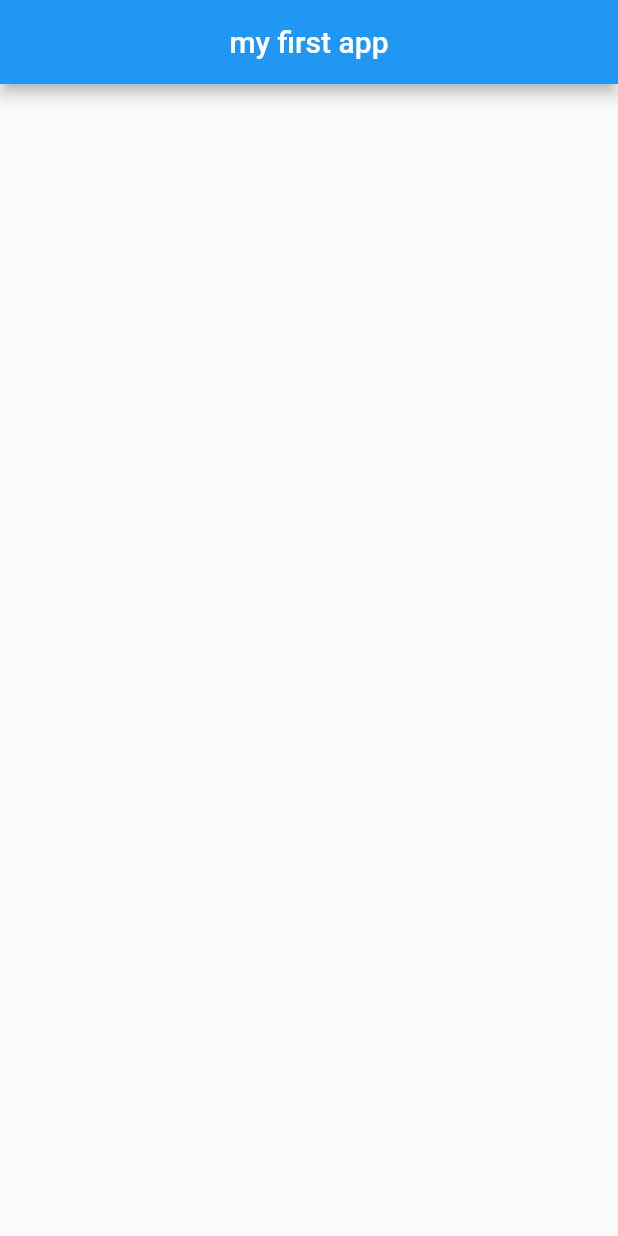
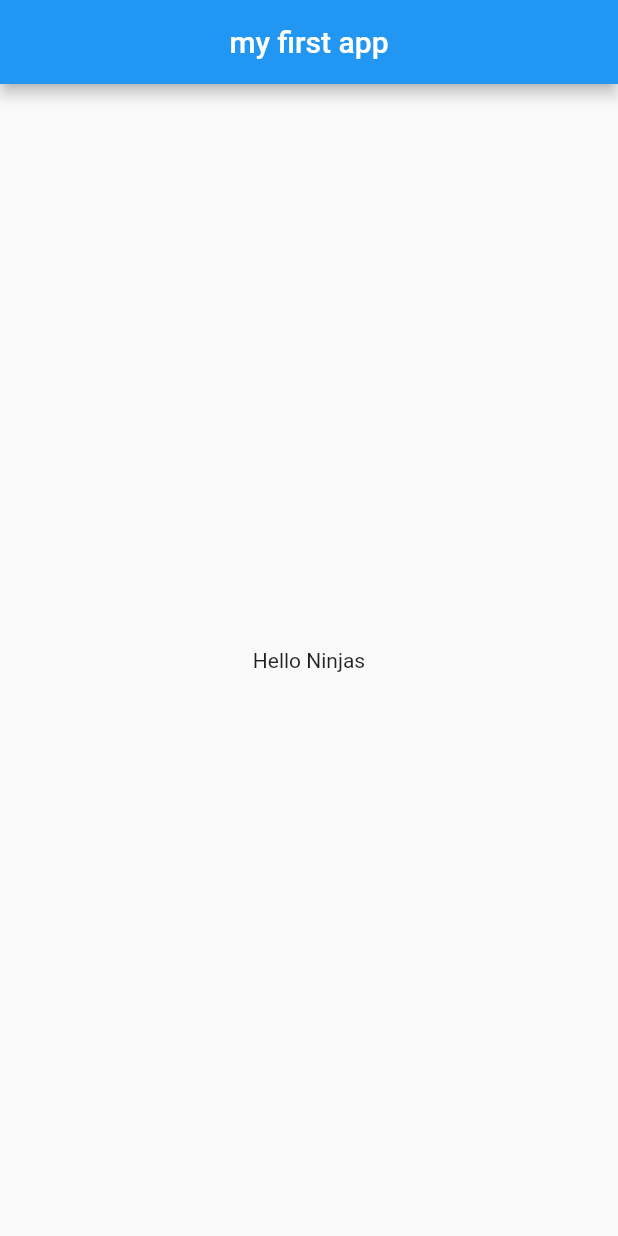
Before and after one commit to nade-harlow/FirstApp, a Flutter app: the screen it shows after launch, on a phone screen of 412 x 824 dp. Run offline on Flutter 3.47's test engine with Material 2 defaults, Android fonts, the phone set to English and light mode, and no system bars.

Commit message:
Center widget added

```diff
--- a/lib/main.dart
+++ b/lib/main.dart
@@ -6,7 +6,9 @@ void main() => runApp(MaterialApp(
       title: Text("my first app"),
       centerTitle: true,
     ),
-
+    body: const Center(
+      child: Text("Hello Ninjas"),
+    ),
 
   ),
 
```
